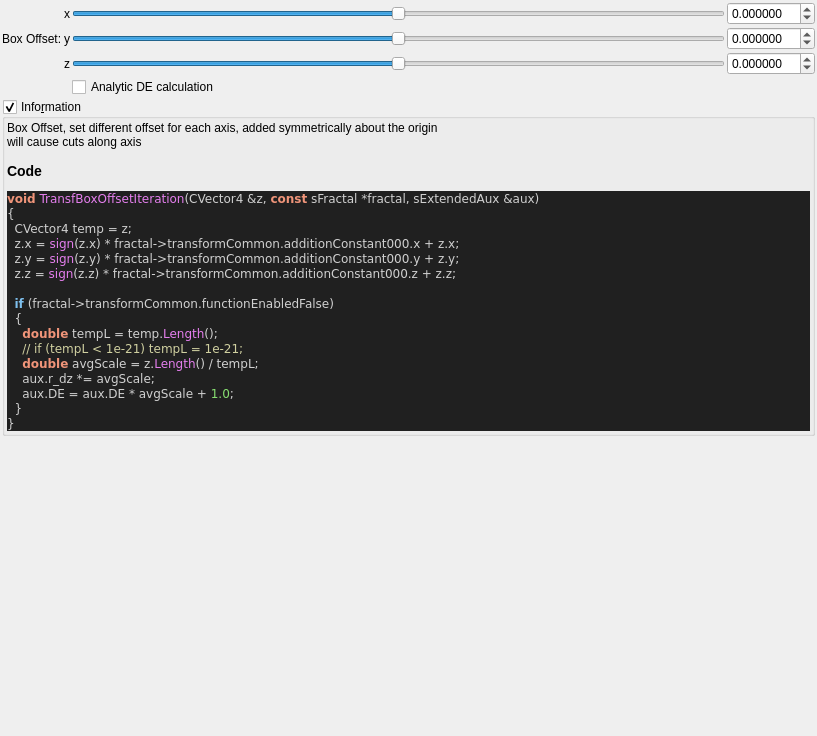
The window that mandelbulber2/formula/ui/fractal_transf_box_offset.ui (buddhi1980/mandelbulber2) describes before a commit, drawn with Qt 5.
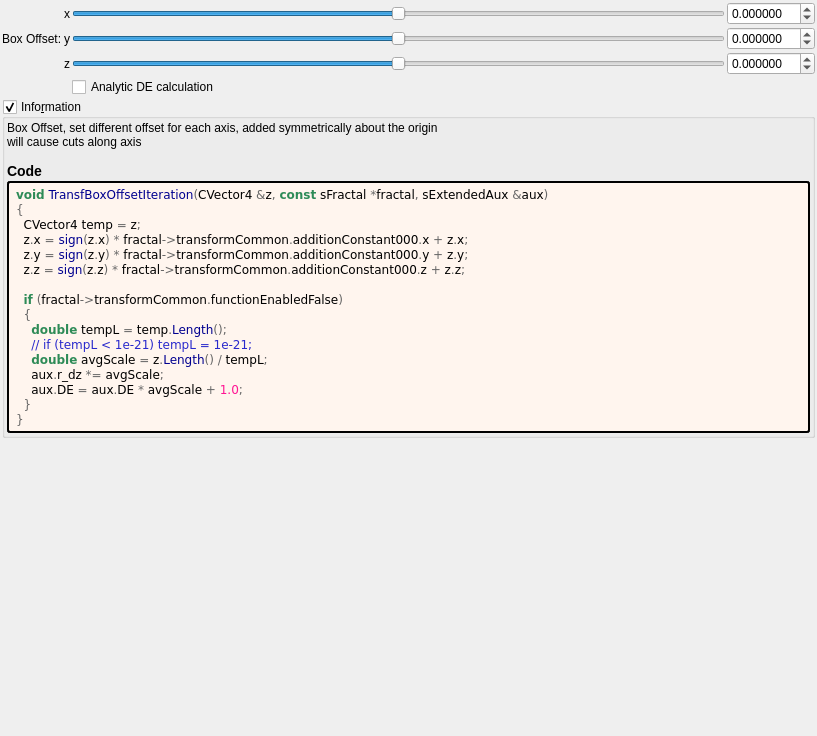
The same window after the commit. Custom widgets are drawn as their Qt base class.

The edit to the form file:
```diff
--- a/mandelbulber2/formula/ui/fractal_transf_box_offset.ui
+++ b/mandelbulber2/formula/ui/fractal_transf_box_offset.ui
@@ -261,28 +261,43 @@
        <number>2</number>
       </property>
       <item>
-       <widget class="QLabel" name="label_code_content">
+	   <widget class="QLabel" name="label_information_general">
         <property name="text">
          <string notr="true">&lt;p&gt;Box Offset, set different offset for each axis, added symmetrically about the origin&lt;br&gt;will cause cuts along axis&lt;/p&gt;&lt;table&gt;
 &lt;/table&gt;
-&lt;h3&gt;Code&lt;/h3&gt;
-&lt;body style=&quot;background-color:#202020&quot;&gt;
-&lt;pre style=&quot;color:#d0d0d0; background-color:#202020;  font-family:'Courier New',monospace;&quot;&gt;&lt;span style=&quot;color:#f09479; font-weight:bold&quot;&gt;void&lt;/span&gt; &lt;span style=&quot;color:#e47eed&quot;&gt;TransfBoxOffsetIteration&lt;/span&gt;&lt;span style=&quot;color:#d0d0d0&quot;&gt;(&lt;/span&gt;CVector4 &lt;span style=&quot;color:#d0d0d0&quot;&gt;&amp;amp;&lt;/span&gt;z&lt;span style=&quot;color:#d0d0d0&quot;&gt;,&lt;/span&gt; &lt;span style=&quot;color:#f09479; font-weight:bold&quot;&gt;const&lt;/span&gt; sFractal &lt;span style=&quot;color:#d0d0d0&quot;&gt;*&lt;/span&gt;fractal&lt;span style=&quot;color:#d0d0d0&quot;&gt;,&lt;/span&gt; sExtendedAux &lt;span style=&quot;color:#d0d0d0&quot;&gt;&amp;amp;&lt;/span&gt;aux&lt;span style=&quot;color:#d0d0d0&quot;&gt;)&lt;/span&gt;
-&lt;span style=&quot;color:#d0d0d0&quot;&gt;{&lt;/span&gt;
-  CVector4 temp &lt;span style=&quot;color:#d0d0d0&quot;&gt;=&lt;/span&gt; z&lt;span style=&quot;color:#d0d0d0&quot;&gt;;&lt;/span&gt;
-  z&lt;span style=&quot;color:#d0d0d0&quot;&gt;.&lt;/span&gt;x &lt;span style=&quot;color:#d0d0d0&quot;&gt;=&lt;/span&gt; &lt;span style=&quot;color:#e47eed&quot;&gt;sign&lt;/span&gt;&lt;span style=&quot;color:#d0d0d0&quot;&gt;(&lt;/span&gt;z&lt;span style=&quot;color:#d0d0d0&quot;&gt;.&lt;/span&gt;x&lt;span style=&quot;color:#d0d0d0&quot;&gt;) *&lt;/span&gt; fractal&lt;span style=&quot;color:#d0d0d0&quot;&gt;-&amp;gt;&lt;/span&gt;transformCommon&lt;span style=&quot;color:#d0d0d0&quot;&gt;.&lt;/span&gt;additionConstant000&lt;span style=&quot;color:#d0d0d0&quot;&gt;.&lt;/span&gt;x &lt;span style=&quot;color:#d0d0d0&quot;&gt;+&lt;/span&gt; z&lt;span style=&quot;color:#d0d0d0&quot;&gt;.&lt;/span&gt;x&lt;span style=&quot;color:#d0d0d0&quot;&gt;;&lt;/span&gt;
-  z&lt;span style=&quot;color:#d0d0d0&quot;&gt;.&lt;/span&gt;y &lt;span style=&quot;color:#d0d0d0&quot;&gt;=&lt;/span&gt; &lt;span style=&quot;color:#e47eed&quot;&gt;sign&lt;/span&gt;&lt;span style=&quot;color:#d0d0d0&quot;&gt;(&lt;/span&gt;z&lt;span style=&quot;color:#d0d0d0&quot;&gt;.&lt;/span&gt;y&lt;span style=&quot;color:#d0d0d0&quot;&gt;) *&lt;/span&gt; fractal&lt;span style=&quot;color:#d0d0d0&quot;&gt;-&amp;gt;&lt;/span&gt;transformCommon&lt;span style=&quot;color:#d0d0d0&quot;&gt;.&lt;/span&gt;additionConstant000&lt;span style=&quot;color:#d0d0d0&quot;&gt;.&lt;/span&gt;y &lt;span style=&quot;color:#d0d0d0&quot;&gt;+&lt;/span&gt; z&lt;span style=&quot;color:#d0d0d0&quot;&gt;.&lt;/span&gt;y&lt;span style=&quot;color:#d0d0d0&quot;&gt;;&lt;/span&gt;
-  z&lt;span style=&quot;color:#d0d0d0&quot;&gt;.&lt;/span&gt;z &lt;span style=&quot;color:#d0d0d0&quot;&gt;=&lt;/span&gt; &lt;span style=&quot;color:#e47eed&quot;&gt;sign&lt;/span&gt;&lt;span style=&quot;color:#d0d0d0&quot;&gt;(&lt;/span&gt;z&lt;span style=&quot;color:#d0d0d0&quot;&gt;.&lt;/span&gt;z&lt;span style=&quot;color:#d0d0d0&quot;&gt;) *&lt;/span&gt; fractal&lt;span style=&quot;color:#d0d0d0&quot;&gt;-&amp;gt;&lt;/span&gt;transformCommon&lt;span style=&quot;color:#d0d0d0&quot;&gt;.&lt;/span&gt;additionConstant000&lt;span style=&quot;color:#d0d0d0&quot;&gt;.&lt;/span&gt;z &lt;span style=&quot;color:#d0d0d0&quot;&gt;+&lt;/span&gt; z&lt;span style=&quot;color:#d0d0d0&quot;&gt;.&lt;/span&gt;z&lt;span style=&quot;color:#d0d0d0&quot;&gt;;&lt;/span&gt;
+&lt;h3&gt;Code&lt;/h3&gt;</string>
+		</property>
+		<property name="wordWrap">
+		 <bool>true</bool>
+		</property>
+		<property name="openExternalLinks">
+		 <bool>true</bool>
+		</property>
+		<property name="textInteractionFlags">
+		 <set>Qt::LinksAccessibleByMouse|Qt::TextSelectableByMouse</set>
+		</property>
+		</widget>
+	   </item>
+	   <item>
+	    <widget class="QLabel" name="label_code_content">
+		 <property name="text">
+		  <string notr="true">&lt;body style=&quot;background-color:#fff5ee&quot;&gt;
+&lt;pre style=&quot;color:#000000; background-color:#fff5ee;  font-family:'Courier New',monospace;&quot;&gt;&lt;span style=&quot;color:#2e8b57; font-weight:bold&quot;&gt;void&lt;/span&gt; &lt;span style=&quot;color:#00008f&quot;&gt;TransfBoxOffsetIteration&lt;/span&gt;&lt;span style=&quot;color:#676767&quot;&gt;(&lt;/span&gt;CVector4 &lt;span style=&quot;color:#676767&quot;&gt;&amp;amp;&lt;/span&gt;z&lt;span style=&quot;color:#676767&quot;&gt;,&lt;/span&gt; &lt;span style=&quot;color:#2e8b57; font-weight:bold&quot;&gt;const&lt;/span&gt; sFractal &lt;span style=&quot;color:#676767&quot;&gt;*&lt;/span&gt;fractal&lt;span style=&quot;color:#676767&quot;&gt;,&lt;/span&gt; sExtendedAux &lt;span style=&quot;color:#676767&quot;&gt;&amp;amp;&lt;/span&gt;aux&lt;span style=&quot;color:#676767&quot;&gt;)&lt;/span&gt;
+&lt;span style=&quot;color:#676767&quot;&gt;{&lt;/span&gt;
+  CVector4 temp &lt;span style=&quot;color:#676767&quot;&gt;=&lt;/span&gt; z&lt;span style=&quot;color:#676767&quot;&gt;;&lt;/span&gt;
+  z&lt;span style=&quot;color:#676767&quot;&gt;.&lt;/span&gt;x &lt;span style=&quot;color:#676767&quot;&gt;=&lt;/span&gt; &lt;span style=&quot;color:#00008f&quot;&gt;sign&lt;/span&gt;&lt;span style=&quot;color:#676767&quot;&gt;(&lt;/span&gt;z&lt;span style=&quot;color:#676767&quot;&gt;.&lt;/span&gt;x&lt;span style=&quot;color:#676767&quot;&gt;) *&lt;/span&gt; fractal&lt;span style=&quot;color:#676767&quot;&gt;-&amp;gt;&lt;/span&gt;transformCommon&lt;span style=&quot;color:#676767&quot;&gt;.&lt;/span&gt;additionConstant000&lt;span style=&quot;color:#676767&quot;&gt;.&lt;/span&gt;x &lt;span style=&quot;color:#676767&quot;&gt;+&lt;/span&gt; z&lt;span style=&quot;color:#676767&quot;&gt;.&lt;/span&gt;x&lt;span style=&quot;color:#676767&quot;&gt;;&lt;/span&gt;
+  z&lt;span style=&quot;color:#676767&quot;&gt;.&lt;/span&gt;y &lt;span style=&quot;color:#676767&quot;&gt;=&lt;/span&gt; &lt;span style=&quot;color:#00008f&quot;&gt;sign&lt;/span&gt;&lt;span style=&quot;color:#676767&quot;&gt;(&lt;/span&gt;z&lt;span style=&quot;color:#676767&quot;&gt;.&lt;/span&gt;y&lt;span style=&quot;color:#676767&quot;&gt;) *&lt;/span&gt; fractal&lt;span style=&quot;color:#676767&quot;&gt;-&amp;gt;&lt;/span&gt;transformCommon&lt;span style=&quot;color:#676767&quot;&gt;.&lt;/span&gt;additionConstant000&lt;span style=&quot;color:#676767&quot;&gt;.&lt;/span&gt;y &lt;span style=&quot;color:#676767&quot;&gt;+&lt;/span&gt; z&lt;span style=&quot;color:#676767&quot;&gt;.&lt;/span&gt;y&lt;span style=&quot;color:#676767&quot;&gt;;&lt;/span&gt;
+  z&lt;span style=&quot;color:#676767&quot;&gt;.&lt;/span&gt;z &lt;span style=&quot;color:#676767&quot;&gt;=&lt;/span&gt; &lt;span style=&quot;color:#00008f&quot;&gt;sign&lt;/span&gt;&lt;span style=&quot;color:#676767&quot;&gt;(&lt;/span&gt;z&lt;span style=&quot;color:#676767&quot;&gt;.&lt;/span&gt;z&lt;span style=&quot;color:#676767&quot;&gt;) *&lt;/span&gt; fractal&lt;span style=&quot;color:#676767&quot;&gt;-&amp;gt;&lt;/span&gt;transformCommon&lt;span style=&quot;color:#676767&quot;&gt;.&lt;/span&gt;additionConstant000&lt;span style=&quot;color:#676767&quot;&gt;.&lt;/span&gt;z &lt;span style=&quot;color:#676767&quot;&gt;+&lt;/span&gt; z&lt;span style=&quot;color:#676767&quot;&gt;.&lt;/span&gt;z&lt;span style=&quot;color:#676767&quot;&gt;;&lt;/span&gt;
 
-  &lt;span style=&quot;color:#7ec0ee; font-weight:bold&quot;&gt;if&lt;/span&gt; &lt;span style=&quot;color:#d0d0d0&quot;&gt;(&lt;/span&gt;fractal&lt;span style=&quot;color:#d0d0d0&quot;&gt;-&amp;gt;&lt;/span&gt;transformCommon&lt;span style=&quot;color:#d0d0d0&quot;&gt;.&lt;/span&gt;functionEnabledFalse&lt;span style=&quot;color:#d0d0d0&quot;&gt;)&lt;/span&gt;
-  &lt;span style=&quot;color:#d0d0d0&quot;&gt;{&lt;/span&gt;
-    &lt;span style=&quot;color:#f09479; font-weight:bold&quot;&gt;double&lt;/span&gt; tempL &lt;span style=&quot;color:#d0d0d0&quot;&gt;=&lt;/span&gt; temp&lt;span style=&quot;color:#d0d0d0&quot;&gt;.&lt;/span&gt;&lt;span style=&quot;color:#e47eed&quot;&gt;Length&lt;/span&gt;&lt;span style=&quot;color:#d0d0d0&quot;&gt;();&lt;/span&gt;
-    &lt;span style=&quot;color:#d0d0a0&quot;&gt;// if (tempL &amp;lt; 1e-21) tempL = 1e-21;&lt;/span&gt;
-    &lt;span style=&quot;color:#f09479; font-weight:bold&quot;&gt;double&lt;/span&gt; avgScale &lt;span style=&quot;color:#d0d0d0&quot;&gt;=&lt;/span&gt; z&lt;span style=&quot;color:#d0d0d0&quot;&gt;.&lt;/span&gt;&lt;span style=&quot;color:#e47eed&quot;&gt;Length&lt;/span&gt;&lt;span style=&quot;color:#d0d0d0&quot;&gt;() /&lt;/span&gt; tempL&lt;span style=&quot;color:#d0d0d0&quot;&gt;;&lt;/span&gt;
-    aux&lt;span style=&quot;color:#d0d0d0&quot;&gt;.&lt;/span&gt;r_dz &lt;span style=&quot;color:#d0d0d0&quot;&gt;*=&lt;/span&gt; avgScale&lt;span style=&quot;color:#d0d0d0&quot;&gt;;&lt;/span&gt;
-    aux&lt;span style=&quot;color:#d0d0d0&quot;&gt;.&lt;/span&gt;DE &lt;span style=&quot;color:#d0d0d0&quot;&gt;=&lt;/span&gt; aux&lt;span style=&quot;color:#d0d0d0&quot;&gt;.&lt;/span&gt;DE &lt;span style=&quot;color:#d0d0d0&quot;&gt;*&lt;/span&gt; avgScale &lt;span style=&quot;color:#d0d0d0&quot;&gt;+&lt;/span&gt; &lt;span style=&quot;color:#87df71&quot;&gt;1.0&lt;/span&gt;&lt;span style=&quot;color:#d0d0d0&quot;&gt;;&lt;/span&gt;
-  &lt;span style=&quot;color:#d0d0d0&quot;&gt;}&lt;/span&gt;
-&lt;span style=&quot;color:#d0d0d0&quot;&gt;}&lt;/span&gt;
+  &lt;span style=&quot;color:#2e8b57; font-weight:bold&quot;&gt;if&lt;/span&gt; &lt;span style=&quot;color:#676767&quot;&gt;(&lt;/span&gt;fractal&lt;span style=&quot;color:#676767&quot;&gt;-&amp;gt;&lt;/span&gt;transformCommon&lt;span style=&quot;color:#676767&quot;&gt;.&lt;/span&gt;functionEnabledFalse&lt;span style=&quot;color:#676767&quot;&gt;)&lt;/span&gt;
+  &lt;span style=&quot;color:#676767&quot;&gt;{&lt;/span&gt;
+    &lt;span style=&quot;color:#2e8b57; font-weight:bold&quot;&gt;double&lt;/span&gt; tempL &lt;span style=&quot;color:#676767&quot;&gt;=&lt;/span&gt; temp&lt;span style=&quot;color:#676767&quot;&gt;.&lt;/span&gt;&lt;span style=&quot;color:#00008f&quot;&gt;Length&lt;/span&gt;&lt;span style=&quot;color:#676767&quot;&gt;();&lt;/span&gt;
+    &lt;span style=&quot;color:#2929cc&quot;&gt;// if (tempL &amp;lt; 1e-21) tempL = 1e-21;&lt;/span&gt;
+    &lt;span style=&quot;color:#2e8b57; font-weight:bold&quot;&gt;double&lt;/span&gt; avgScale &lt;span style=&quot;color:#676767&quot;&gt;=&lt;/span&gt; z&lt;span style=&quot;color:#676767&quot;&gt;.&lt;/span&gt;&lt;span style=&quot;color:#00008f&quot;&gt;Length&lt;/span&gt;&lt;span style=&quot;color:#676767&quot;&gt;() /&lt;/span&gt; tempL&lt;span style=&quot;color:#676767&quot;&gt;;&lt;/span&gt;
+    aux&lt;span style=&quot;color:#676767&quot;&gt;.&lt;/span&gt;r_dz &lt;span style=&quot;color:#676767&quot;&gt;*=&lt;/span&gt; avgScale&lt;span style=&quot;color:#676767&quot;&gt;;&lt;/span&gt;
+    aux&lt;span style=&quot;color:#676767&quot;&gt;.&lt;/span&gt;DE &lt;span style=&quot;color:#676767&quot;&gt;=&lt;/span&gt; aux&lt;span style=&quot;color:#676767&quot;&gt;.&lt;/span&gt;DE &lt;span style=&quot;color:#676767&quot;&gt;*&lt;/span&gt; avgScale &lt;span style=&quot;color:#676767&quot;&gt;+&lt;/span&gt; &lt;span style=&quot;color:#ff1493&quot;&gt;1.0&lt;/span&gt;&lt;span style=&quot;color:#676767&quot;&gt;;&lt;/span&gt;
+  &lt;span style=&quot;color:#676767&quot;&gt;}&lt;/span&gt;
+&lt;span style=&quot;color:#676767&quot;&gt;}&lt;/span&gt;
 &lt;/pre&gt;
 &lt;/body&gt;</string>
         </property>
@@ -295,6 +310,9 @@
         <property name="textInteractionFlags">
          <set>Qt::LinksAccessibleByMouse|Qt::TextSelectableByMouse</set>
         </property>
+		 <property name="styleSheet">
+		  <string notr="true">border-style: outset; border-width: 2px; border-radius: 3px; border-color: black; background-color: #fff5ee; padding: 4px;</string>
+		  </property>
        </widget>
       </item>
      </layout>
```
Lines whose indentation alone changed are shown as unchanged.
